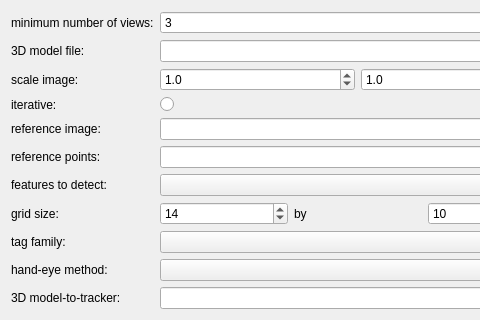
The window that MITK/Plugins/uk.ac.ucl.cmic.igicameracal/src/internal/CameraCalViewPreferencePage.ui (NifTK/NifTK) describes before a commit, drawn with Qt 5; both pictures show x 0 to 480 and y 0 to 320 of the 567 by 503 pixel window.
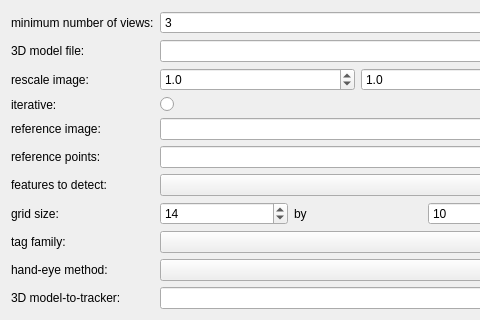
The same window after the commit.

Patch:
```diff
--- a/MITK/Plugins/uk.ac.ucl.cmic.igicameracal/src/internal/CameraCalViewPreferencePage.ui
+++ b/MITK/Plugins/uk.ac.ucl.cmic.igicameracal/src/internal/CameraCalViewPreferencePage.ui
@@ -54,7 +54,7 @@
      <item row="2" column="0">
       <widget class="QLabel" name="m_ScaleImageLabel">
        <property name="text">
-        <string>scale image:</string>
+        <string>rescale image:</string>
        </property>
       </widget>
      </item>
```
